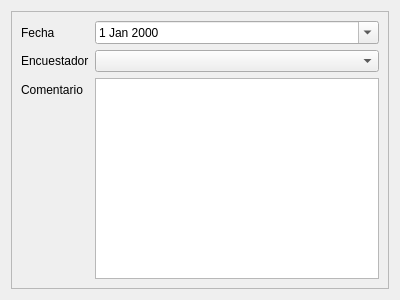
First picture: the form in gui_design/wzrdPgDatosGenerales.ui, repository cabumtz/censocathdesktop, before the edit.
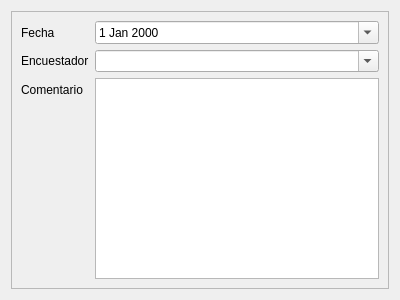
Second picture: the form after the edit.

```diff
--- a/gui_design/wzrdPgDatosGenerales.ui
+++ b/gui_design/wzrdPgDatosGenerales.ui
@@ -13,6 +13,9 @@
   <property name="windowTitle">
    <string>WizardPage</string>
   </property>
+  <property name="title">
+   <string>Datos Generales</string>
+  </property>
   <layout class="QHBoxLayout" name="horizontalLayout">
    <item>
     <widget class="QFrame" name="frame">
@@ -45,7 +48,11 @@
        </widget>
       </item>
       <item row="1" column="1">
-       <widget class="QComboBox" name="cmbBxEncuestador"/>
+       <widget class="QComboBox" name="cmbBxEncuestador">
+        <property name="editable">
+         <bool>true</bool>
+        </property>
+       </widget>
       </item>
       <item row="2" column="0">
        <widget class="QLabel" name="lblComentario">
```
